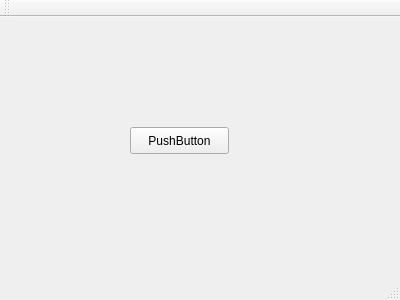
Qt form KCloud/GraphicClient/GuiClient.ui (milazzo-g/KCloud) before a commit.
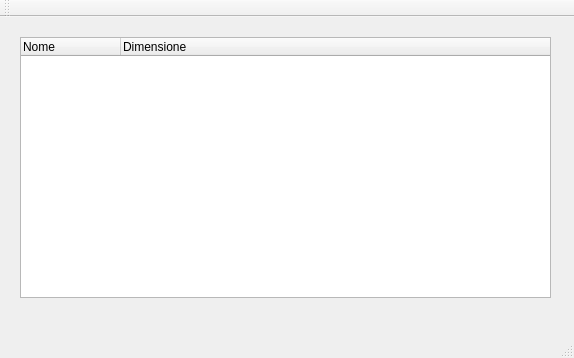
The same form after that commit. Icons and pictures are not drawn.

```diff
--- a/KCloud/GraphicClient/GuiClient.ui
+++ b/KCloud/GraphicClient/GuiClient.ui
@@ -6,26 +6,36 @@
    <rect>
     <x>0</x>
     <y>0</y>
-    <width>400</width>
-    <height>300</height>
+    <width>574</width>
+    <height>358</height>
    </rect>
   </property>
   <property name="windowTitle">
    <string>KCloud::Client</string>
   </property>
   <widget class="QWidget" name="centralWidget">
-   <widget class="QPushButton" name="pushButton">
+   <widget class="QTreeWidget" name="mainTreeWidget">
     <property name="geometry">
      <rect>
-      <x>130</x>
-      <y>110</y>
-      <width>99</width>
-      <height>27</height>
+      <x>20</x>
+      <y>20</y>
+      <width>531</width>
+      <height>261</height>
      </rect>
     </property>
-    <property name="text">
-     <string>PushButton</string>
+    <property name="columnCount">
+     <number>2</number>
     </property>
+    <column>
+     <property name="text">
+      <string>Nome</string>
+     </property>
+    </column>
+    <column>
+     <property name="text">
+      <string>Dimensione</string>
+     </property>
+    </column>
    </widget>
   </widget>
   <widget class="QMenuBar" name="menuBar">
```
Left out of the diff: 10 changed lines with no effect on the pictures.
